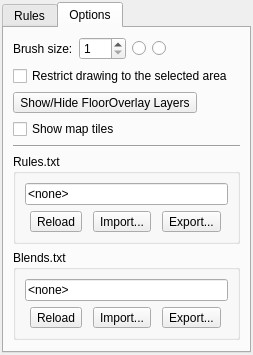
Old version of the form src/tiled/bmptooldialog.ui in the repository timbaker/tiled.
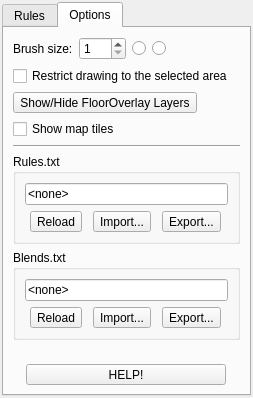
New version of the form. Icons and pictures are not drawn. Custom widgets are drawn as their Qt base class.

Commit message: Added a HELP! button to BmpToolDialog.

The edit to the form file:
```diff
--- a/src/tiled/bmptooldialog.ui
+++ b/src/tiled/bmptooldialog.ui
@@ -7,7 +7,7 @@
     <x>0</x>
     <y>0</y>
     <width>253</width>
-    <height>350</height>
+    <height>398</height>
    </rect>
   </property>
   <property name="windowTitle">
@@ -241,6 +241,23 @@
          </property>
         </spacer>
        </item>
+       <item>
+        <layout class="QHBoxLayout" name="horizontalLayout_4">
+         <item>
+          <widget class="QToolButton" name="help">
+           <property name="minimumSize">
+            <size>
+             <width>200</width>
+             <height>0</height>
+            </size>
+           </property>
+           <property name="text">
+            <string>HELP!</string>
+           </property>
+          </widget>
+         </item>
+        </layout>
+       </item>
       </layout>
      </widget>
     </widget>
```
The commit also changes 2 other files.
